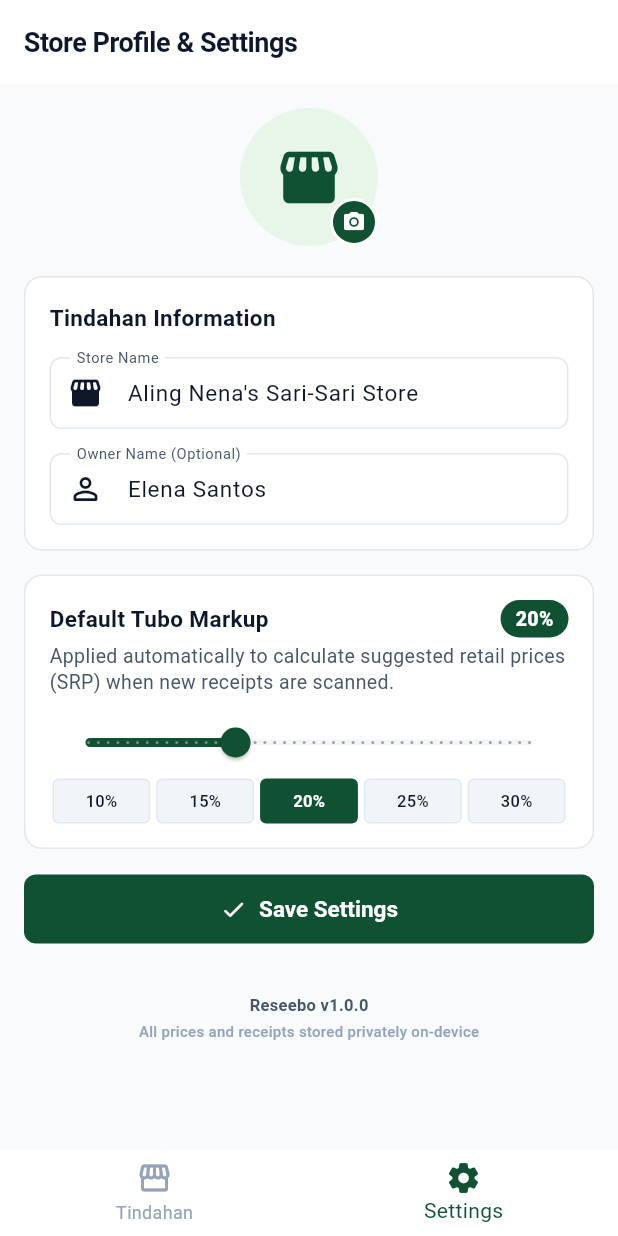
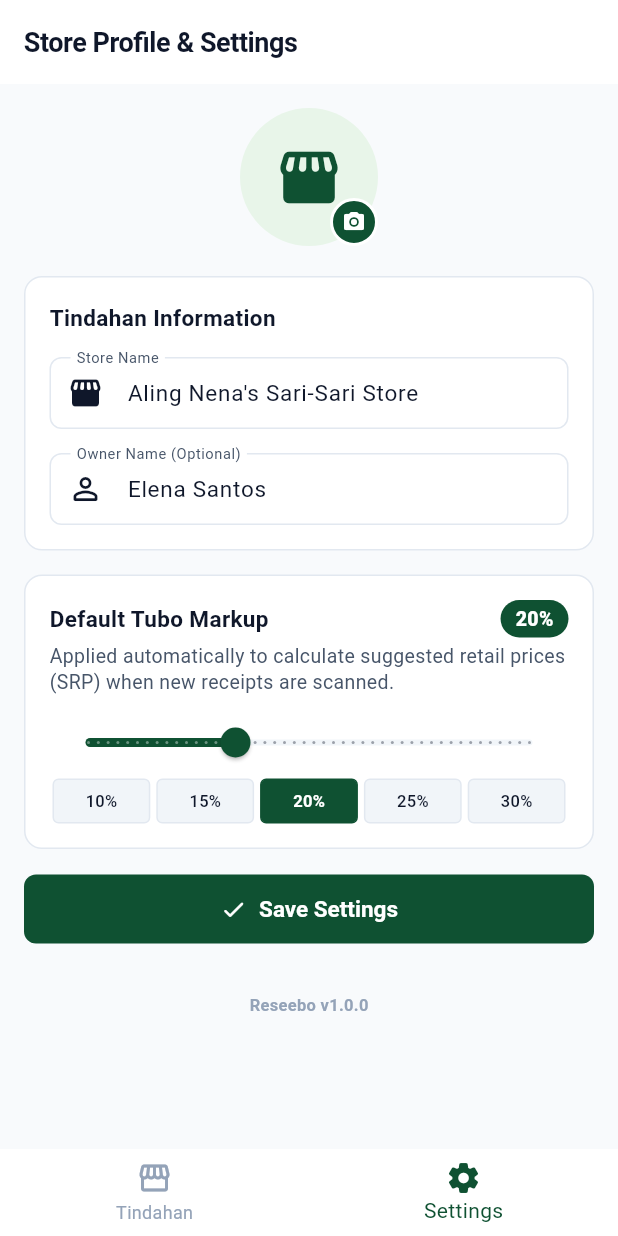
Before and after one commit to elvis1100/ReSeebo, a Flutter app: the screen it shows after launch, item 2 of the bottom bar chosen, on a phone screen of 412 x 824 dp. Run offline on Flutter 3.47's test engine with Material 3 defaults, Android fonts, the light colour scheme and no system bars; our stand-ins replace image_picker; accounts and stored records are empty.

Commit message:
refactor(profile): remove on-device storage note from app footer

```diff
--- a/reseebo_app/lib/features/profile/screens/profile_screen.dart
+++ b/reseebo_app/lib/features/profile/screens/profile_screen.dart
@@ -205,24 +205,12 @@ class _ProfileScreenState extends State<ProfileScreen> {
 
                   // Minimalist App Info Footer
                   Center(
-                    child: Column(
-                      children: [
-                        Text(
-                          'Reseebo v1.0.0',
-                          style: AppTypography.caption.copyWith(
-                            fontWeight: FontWeight.w700,
-                            color: AppColors.textSecondary,
-                          ),
-                        ),
-                        const SizedBox(height: 2),
-                        Text(
-                          'All prices and receipts stored privately on-device',
-                          style: AppTypography.caption.copyWith(
-                            color: AppColors.textMuted,
-                            fontSize: 10,
-                          ),
-                        ),
-                      ],
+                    child: Text(
+                      'Reseebo v1.0.0',
+                      style: AppTypography.caption.copyWith(
+                        fontWeight: FontWeight.w600,
+                        color: AppColors.textMuted,
+                      ),
                     ),
                   ),
                   const SizedBox(height: AppSpacing.xl),
```
